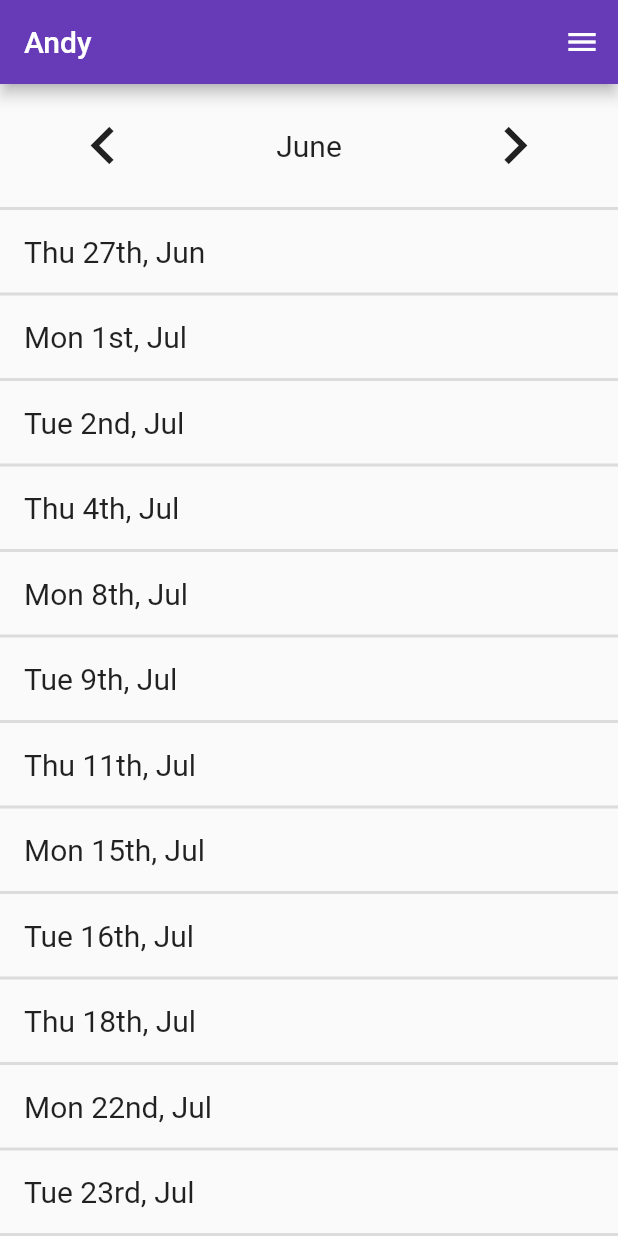
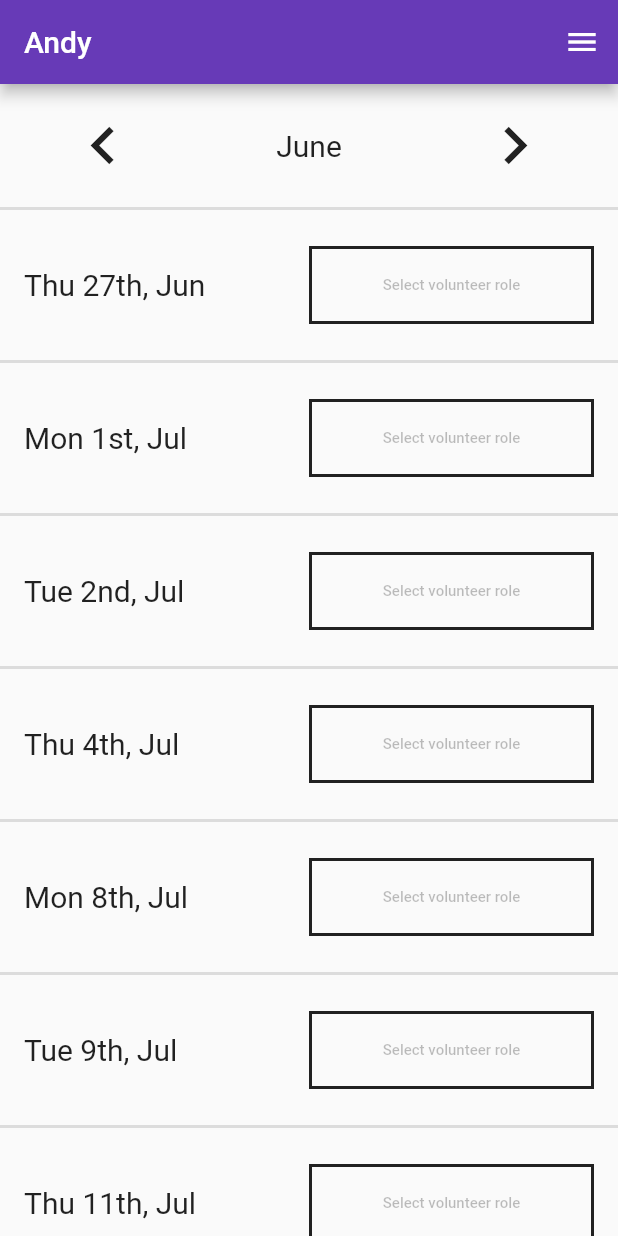
Before and after one commit to Andrew-Delaney/Volunteering-Rota-App, a Flutter app: the screen it shows after launch, on a phone screen of 412 x 824 dp. Run offline on Flutter 3.47's test engine with Material 2 defaults, Android fonts, the phone set to English and light mode, and no system bars.

Commit message:
add button to each date card which will be used to open the volunteer roles screen

```diff
--- a/lib/widgets/date_card.dart
+++ b/lib/widgets/date_card.dart
@@ -43,7 +43,27 @@ class _DateCardState extends State<DateCard> {
                 ),
             ),
             Expanded(
-                child: Text('')
+                child: Container(
+                  margin: EdgeInsets.symmetric(vertical: 8.0),
+                  padding: EdgeInsets.symmetric(horizontal: 8.0, vertical: 0),
+                  decoration: BoxDecoration(
+                    border: Border.all(color: Colors.black87, width: 2.0)
+                  ),
+                  child: FlatButton(
+                      onPressed: () {
+                        print('Open the volunteer role screen');
+                      },
+                      child: Center(
+                        child: Text(
+                          'Select volunteer role',
+                          style: TextStyle(
+                            fontSize: Styles.fontSizeSmall,
+                            color: Colors.black26,
+                          ),
+                        ),
+                      )
+                  ),
+                )
             )
           ],
         )
```
